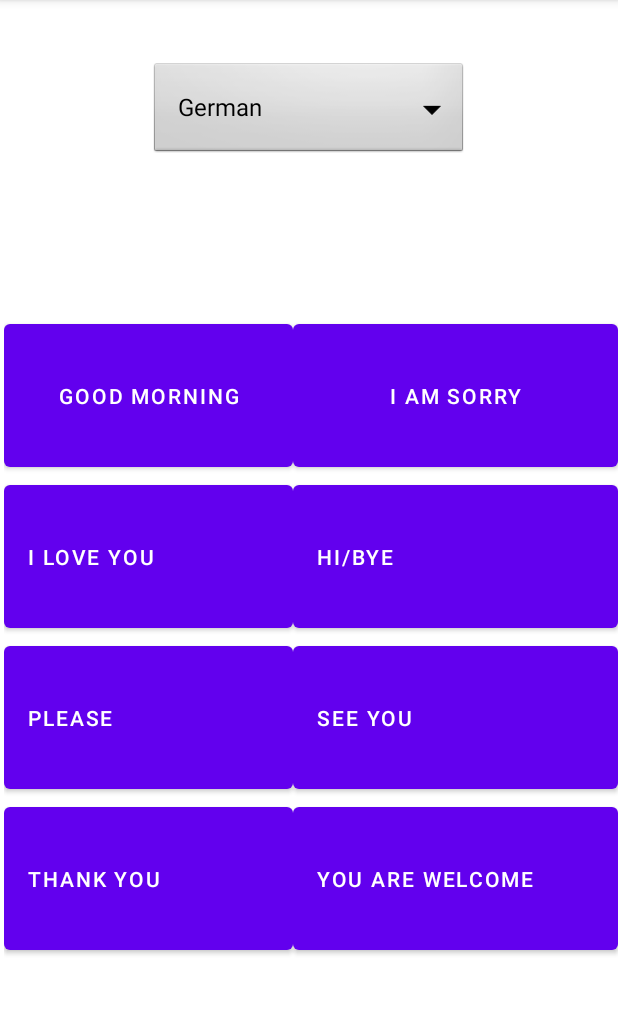
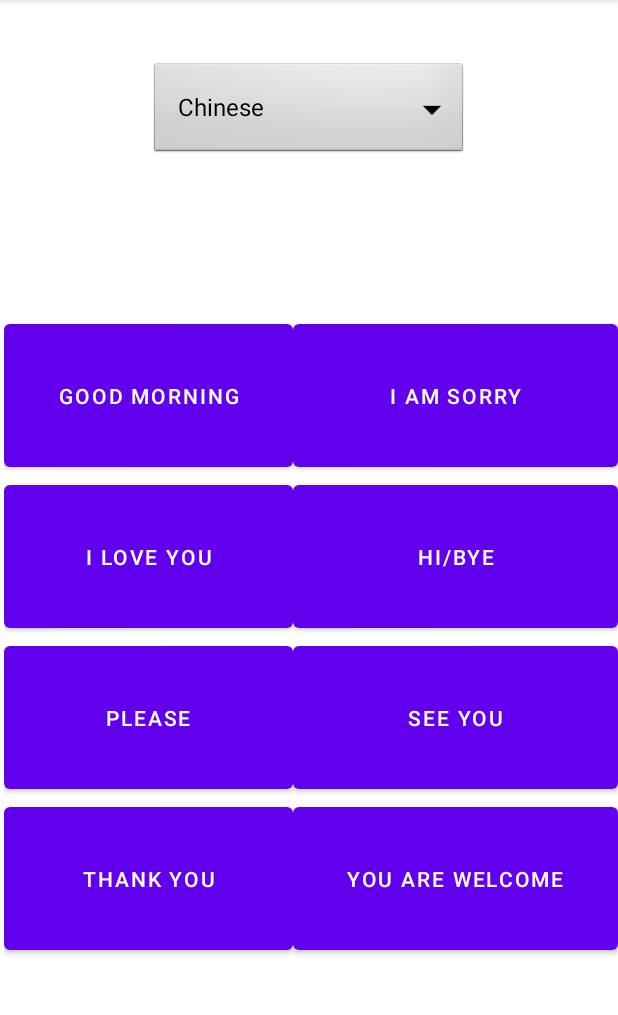
Before and after one commit to shan-h-zhao/BasicPhrases, an Android app: the screen it shows after launch (MainActivity), after a tap on "GOOD MORNING", on a phone screen of 412 x 824 dp, the part 84-1099 px from its top. Run offline under Robolectric (Android 15) with nearby library versions, the light colour scheme and no system bars.

Commit message:
Add Chinese

```diff
--- a/app/src/main/java/com/example/basicphrases/MainActivity.java
+++ b/app/src/main/java/com/example/basicphrases/MainActivity.java
@@ -2,6 +2,8 @@ package com.example.basicphrases;
 
 import androidx.appcompat.app.AppCompatActivity;
 
+import android.content.Context;
+import android.media.AudioManager;
 import android.media.MediaPlayer;
 import android.os.Bundle;
 import android.util.Log;
@@ -14,11 +16,18 @@ public class MainActivity extends AppCompatActivity {
 
     Spinner dropdown;
 
+
+
     public void playPhrase(View view) {
+
+        AudioManager audioManager = (AudioManager) getSystemService(Context.AUDIO_SERVICE);
+        int maxVolume = audioManager.getStreamMaxVolume(AudioManager.STREAM_MUSIC);
 
         Button buttonPressed = (Button) view;
         String buttonTag = buttonPressed.getTag().toString() + dropdown.getSelectedItem().toString().toLowerCase();
         Log.i("Button Pressed", buttonTag);
+
+        audioManager.setStreamVolume(AudioManager.STREAM_MUSIC, maxVolume, 0);
         MediaPlayer mediaPlayer = MediaPlayer.create(this, getResources().getIdentifier(buttonTag, "raw", getPackageName()));
         mediaPlayer.start();
 
@@ -30,7 +39,7 @@ public class MainActivity extends AppCompatActivity {
         setContentView(R.layout.activity_main);
 
         dropdown = findViewById(R.id.spinner1);
-        String[] items = new String[]{"German", "Italian", "Spanish"};
+        String[] items = new String[]{"Chinese", "German", "Italian", "Spanish"};
         ArrayAdapter<String> adapter = new ArrayAdapter<>(this, android.R.layout.simple_spinner_dropdown_item, items);
 
         dropdown.setAdapter(adapter);
--- a/app/src/main/res/layout/activity_main.xml
+++ b/app/src/main/res/layout/activity_main.xml
@@ -42,7 +42,8 @@
             app:layout_columnWeight="1"
             app:layout_gravity="fill"
             app:layout_row="0"
-            app:layout_rowWeight="1" />
+            app:layout_rowWeight="1"
+            android:textAlignment="center"/>
 
         <Button
             android:id="@+id/button1"
@@ -53,11 +54,11 @@
             app:layout_columnWeight="1"
             app:layout_gravity="fill"
             app:layout_row="0"
-            app:layout_rowWeight="1" />
+            app:layout_rowWeight="1"
+            android:textAlignment="center"/>
 
         <Button
             android:id="@+id/button2"
-            android:gravity="fill"
             android:onClick="playPhrase"
             android:tag="iloveyou"
             android:text="I love you"
@@ -65,11 +66,11 @@
             app:layout_columnWeight="1"
             app:layout_gravity="fill"
             app:layout_row="1"
-            app:layout_rowWeight="1" />
+            app:layout_rowWeight="1"
+            android:textAlignment="center"/>
 
         <Button
             android:id="@+id/button3"
-            android:gravity="fill"
             android:onClick="playPhrase"
             android:tag="hibye"
             android:text="Hi/Bye"
@@ -77,11 +78,11 @@
             app:layout_columnWeight="1"
             app:layout_gravity="fill"
             app:layout_row="1"
-            app:layout_rowWeight="1" />
+            app:layout_rowWeight="1"
+            android:textAlignment="center"/>
 
         <Button
             android:id="@+id/button4"
-            android:gravity="fill"
             android:onClick="playPhrase"
             android:tag="please"
             android:text="Please"
@@ -89,11 +90,11 @@
             app:layout_columnWeight="1"
             app:layout_gravity="fill"
             app:layout_row="2"
-            app:layout_rowWeight="1" />
+            app:layout_rowWeight="1"
+            android:textAlignment="center"/>
 
         <Button
             android:id="@+id/button5"
-            android:gravity="fill"
             android:onClick="playPhrase"
             android:tag="seeyou"
             android:text="See You"
@@ -101,11 +102,11 @@
             app:layout_columnWeight="1"
             app:layout_gravity="fill"
             app:layout_row="2"
-            app:layout_rowWeight="1" />
+            app:layout_rowWeight="1"
+            android:textAlignment="center"/>
 
         <Button
             android:id="@+id/button6"
-            android:gravity="fill"
             android:onClick="playPhrase"
             android:tag="thankyou"
             android:text="Thank You"
@@ -113,11 +114,11 @@
             app:layout_columnWeight="1"
             app:layout_gravity="fill"
             app:layout_row="3"
-            app:layout_rowWeight="1" />
+            app:layout_rowWeight="1"
+            android:textAlignment="center"/>
 
         <Button
             android:id="@+id/button7"
-            android:gravity="fill"
             android:onClick="playPhrase"
             android:tag="yourwelcome"
             android:text="You Are Welcome"
@@ -125,6 +126,7 @@
             app:layout_columnWeight="1"
             app:layout_gravity="fill"
             app:layout_row="3"
-            app:layout_rowWeight="1" />
+            app:layout_rowWeight="1"
+            android:textAlignment="center"/>
     </androidx.gridlayout.widget.GridLayout>
 </androidx.constraintlayout.widget.ConstraintLayout>
```
